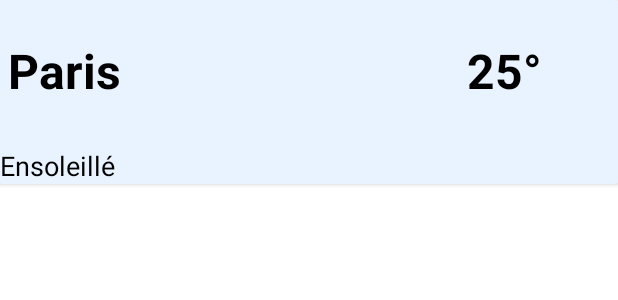
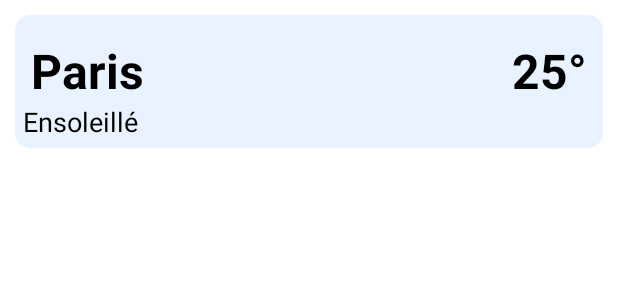
Before and after one commit to hassankh0/application-meteo, an Android app: the layout item_meteo_search_result.xml on its own in the app's theme, with its tools: preview values and no code run, on a phone screen of 412 x 824 dp. Shown: the top 300 px of the screen. Run offline under Robolectric (Android 15) with nearby library versions, the phone set to English and light mode, and no system bars.

Commit message:
version f

```diff
--- a/app/src/main/AndroidManifest.xml
+++ b/app/src/main/AndroidManifest.xml
@@ -24,6 +24,7 @@
     <uses-permission android:name="android.permission.INTERNET"/>
     <uses-permission android:name="android.permission.ACCESS_COARSE_LOCATION" />
     <uses-permission android:name="android.permission.ACCESS_FINE_LOCATION" />
+    <uses-permission android:name="android.permission.POST_NOTIFICATIONS"/>
 
 
 </manifest>
--- a/app/src/main/java/com/example/applicationmeteo/constant/WeatherCategoryEnum.kt
+++ b/app/src/main/java/com/example/applicationmeteo/constant/WeatherCategoryEnum.kt
@@ -17,7 +17,7 @@ enum class WeatherCategoryEnum(val description: String, val imageResourceId: Int
     }
 }
 
-fun mapToWeatherCategory(code: Int): WeatherCategoryEnum {
+    fun mapToWeatherCategory(code: Int): WeatherCategoryEnum {
     return when (code) {
         0 -> WeatherCategoryEnum.ENSOLEILLE // Clear sky
         in listOf(1, 2, 3, 48) -> WeatherCategoryEnum.NUAGEUX // Mainly clear, partly cloudy, and overcast
--- a/app/src/main/res/layout/activity_main.xml
+++ b/app/src/main/res/layout/activity_main.xml
@@ -8,10 +8,10 @@
     <FrameLayout
         android:id="@+id/page_container"
         android:layout_width="match_parent"
-        android:layout_height="match_parent"
+        android:layout_height="0dp"
         android:background="@color/bleu_claire"
-        app:layout_constraintBottom_toBottomOf="parent"
         app:layout_constraintTop_toTopOf="parent"
+        app:layout_constraintBottom_toTopOf="@id/navigation_view"
         tools:ignore="MissingConstraints"
         tools:layout_editor_absoluteX="-6dp" />
 
--- a/app/src/main/res/layout/item_meteo_search_result.xml
+++ b/app/src/main/res/layout/item_meteo_search_result.xml
@@ -1,19 +1,24 @@
 <?xml version="1.0" encoding="utf-8"?>
-<androidx.cardview.widget.CardView xmlns:android="http://schemas.android.com/apk/res/android"
+<androidx.cardview.widget.CardView
+    xmlns:android="http://schemas.android.com/apk/res/android"
+    xmlns:app="http://schemas.android.com/apk/res-auto"
     android:layout_width="match_parent"
-    android:orientation="vertical"
-    android:layout_height="wrap_content">
-    <LinearLayout
+    android:layout_height="wrap_content"
+    android:layout_margin="10dp"
+    android:padding="10dp"
+    app:cardCornerRadius="10dp">
+
+<LinearLayout
         android:id="@+id/search_result_card"
         android:layout_width="match_parent"
         android:layout_height="wrap_content"
         android:background="@color/blanc_transparant"
         android:orientation="vertical"
-        android:paddingTop="15dp">
+        android:padding="5dp">
 
     <LinearLayout
         android:id="@+id/search_result_top"
-        android:layout_width="wrap_content"
+        android:layout_width="match_parent"
         android:layout_height="wrap_content"
         android:background="@color/blanc_transparant"
         android:orientation="horizontal">
@@ -33,36 +38,29 @@
                 android:layout_height="wrap_content"
                 android:layout_marginHorizontal="5dp"
                 android:layout_marginTop="10dp"
-                android:text="Paris"/>
+                android:text="Paris" />
 
-            <TextView
-                android:id="@+id/dateTextView"
-                android:layout_width="match_parent"
-                android:layout_height="wrap_content"
-                android:layout_marginTop="10dp"
-                android:layout_marginStart="9dp"
-                android:text="" />
         </LinearLayout>
+
         <LinearLayout
             android:id="@+id/week_top_card_text"
-            android:layout_width="wrap_content"
+            android:layout_width="match_parent"
             android:layout_height="match_parent"
+            android:layout_marginStart="5dp"
             android:background="@color/blanc_transparant"
-            android:orientation="vertical"
-            android:layout_marginStart="5dp"
-            >
+            android:orientation="vertical">
+
             <TextView
                 android:id="@+id/search_temperature"
                 style="@style/HomeHeaderTitle"
-                android:layout_width="wrap_content"
-                android:layout_height="wrap_content"
+                android:layout_width="match_parent"
+                android:layout_height="match_parent"
                 android:layout_marginHorizontal="5dp"
                 android:layout_marginTop="10dp"
-                android:layout_marginStart="220dp"
-                android:gravity="center"
-                android:text="25°"/>
+                android:gravity="center|right"
+                android:text="25°" />
         </LinearLayout>
-        </LinearLayout>
+    </LinearLayout>
     <LinearLayout
         android:id="@+id/weatherStat"
         android:layout_width="wrap_content"
```
Also changed, not shown: app/src/main/java/com/example/applicationmeteo/adapter/WeatherAdapter.kt (+20 -0 lines), app/src/main/java/com/example/applicationmeteo/fragments/SearchFragment.kt (+30 -0 lines).
